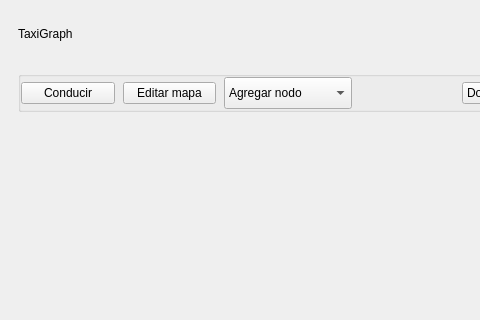
First picture: the form in ui/mainwindow.ui, repository TheSanFr/Simulador-Taxis, before the edit; both pictures show x 0 to 480 and y 0 to 320 of the 1360 by 800 pixel window.
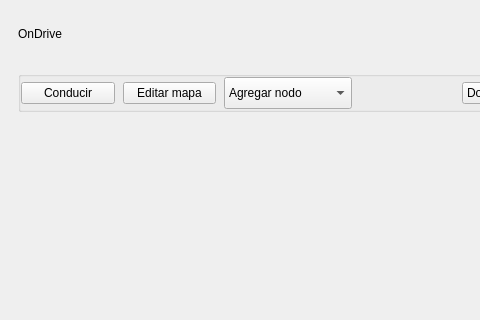
Second picture: the form after the edit.

Commit message: Cambio del nombre - OnDrive

What changed in the file:
```diff
--- a/ui/mainwindow.ui
+++ b/ui/mainwindow.ui
@@ -56,7 +56,7 @@
        <item>
         <widget class="QLabel" name="lblProduct">
          <property name="text">
-          <string>TaxiGraph</string>
+          <string>OnDrive</string>
          </property>
         </widget>
        </item>
```
Left out of the diff: 2 changed lines with no effect on the pictures. The commit also changes 10 other files.
